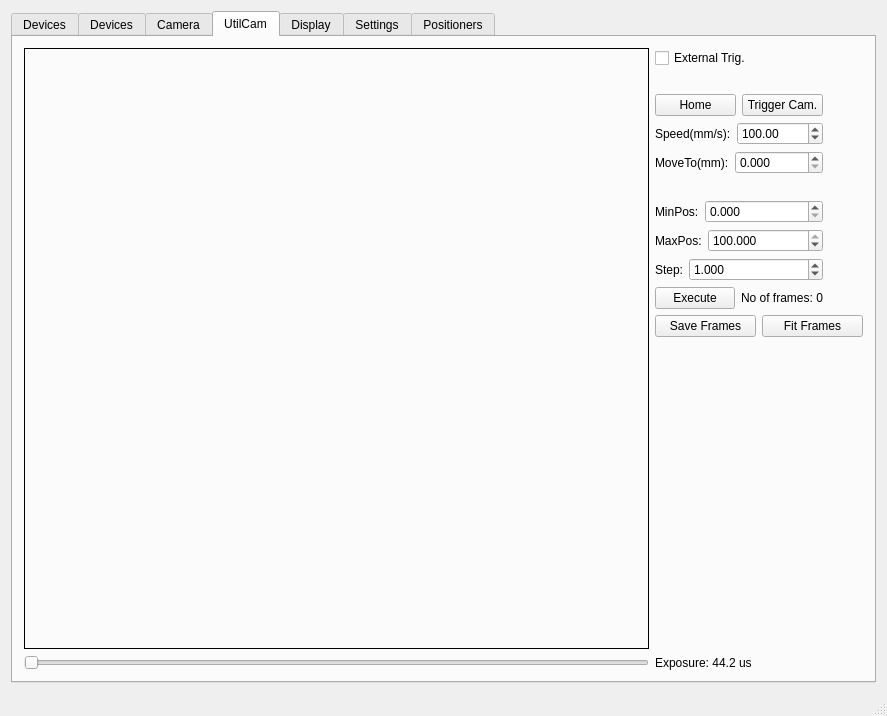
mvxe/MLA-CS, file GUI/mainwindow.ui: the form before one commit.
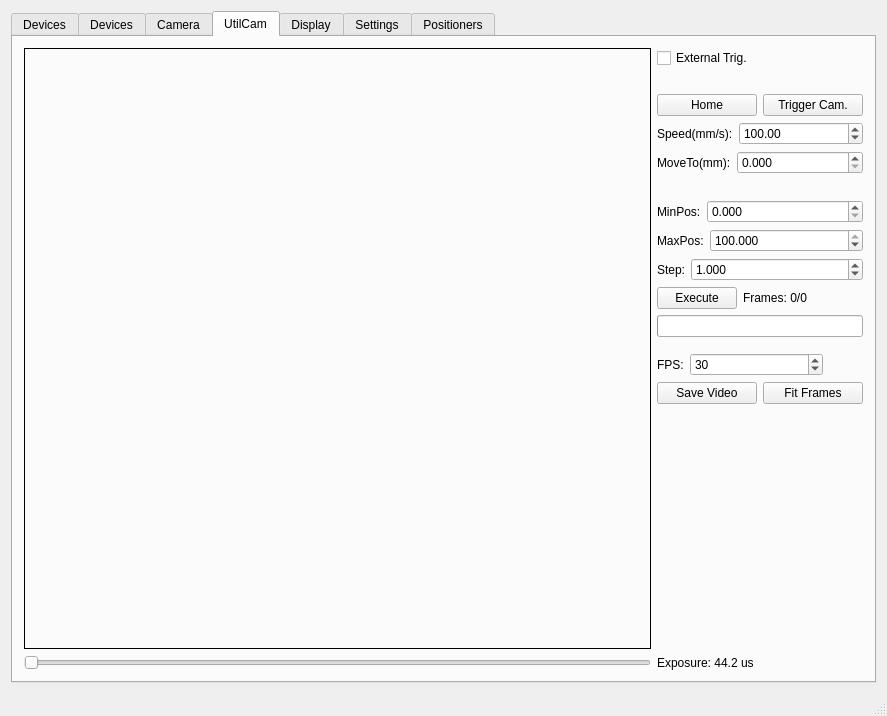
The form after the commit. The open tabs and pages were chosen to show the change. Icons and pictures are not drawn. Custom widgets are drawn as their Qt base class.

What changed in the file:
```diff
--- a/GUI/mainwindow.ui
+++ b/GUI/mainwindow.ui
@@ -848,22 +848,6 @@
               </property>
              </widget>
             </item>
-            <item>
-             <spacer name="horizontalSpacer_8">
-              <property name="orientation">
-               <enum>Qt::Horizontal</enum>
-              </property>
-              <property name="sizeType">
-               <enum>QSizePolicy::Minimum</enum>
-              </property>
-              <property name="sizeHint" stdset="0">
-               <size>
-                <width>0</width>
-                <height>20</height>
-               </size>
-              </property>
-             </spacer>
-            </item>
            </layout>
           </item>
           <item>
@@ -901,22 +885,6 @@
               </property>
              </widget>
             </item>
-            <item>
-             <spacer name="horizontalSpacer_9">
-              <property name="orientation">
-               <enum>Qt::Horizontal</enum>
-              </property>
-              <property name="sizeType">
-               <enum>QSizePolicy::Minimum</enum>
-              </property>
-              <property name="sizeHint" stdset="0">
-               <size>
-                <width>40</width>
-                <height>20</height>
-               </size>
-              </property>
-             </spacer>
-            </item>
            </layout>
           </item>
           <item>
@@ -950,22 +918,6 @@
               </property>
              </widget>
             </item>
-            <item>
-             <spacer name="horizontalSpacer_10">
-              <property name="orientation">
-               <enum>Qt::Horizontal</enum>
-              </property>
-              <property name="sizeType">
-               <enum>QSizePolicy::Minimum</enum>
-              </property>
-              <property name="sizeHint" stdset="0">
-               <size>
-                <width>40</width>
-                <height>20</height>
-               </size>
-              </property>
-             </spacer>
-            </item>
            </layout>
           </item>
           <item>
@@ -996,22 +948,6 @@
               </property>
              </widget>
             </item>
-            <item>
-             <spacer name="horizontalSpacer_11">
-              <property name="orientation">
-               <enum>Qt::Horizontal</enum>
-              </property>
-              <property name="sizeType">
-               <enum>QSizePolicy::Minimum</enum>
-              </property>
-              <property name="sizeHint" stdset="0">
-               <size>
-                <width>40</width>
-                <height>20</height>
-               </size>
-              </property>
-             </spacer>
-            </item>
            </layout>
           </item>
           <item>
@@ -1058,22 +994,6 @@
               </property>
              </widget>
             </item>
-            <item>
-             <spacer name="horizontalSpacer_12">
-              <property name="orientation">
-               <enum>Qt::Horizontal</enum>
-              </property>
-              <property name="sizeType">
-               <enum>QSizePolicy::Maximum</enum>
-              </property>
-              <property name="sizeHint" stdset="0">
-               <size>
-                <width>40</width>
-                <height>20</height>
-               </size>
-              </property>
-             </spacer>
-            </item>
            </layout>
           </item>
           <item>
@@ -1107,22 +1027,6 @@
               </property>
              </widget>
             </item>
-            <item>
-             <spacer name="horizontalSpacer_13">
-              <property name="orientation">
-               <enum>Qt::Horizontal</enum>
-              </property>
-              <property name="sizeType">
-               <enum>QSizePolicy::Maximum</enum>
-              </property>
-              <property name="sizeHint" stdset="0">
-               <size>
-                <width>40</width>
-                <height>20</height>
-               </size>
-              </property>
-             </spacer>
-            </item>
            </layout>
           </item>
           <item>
@@ -1159,22 +1063,6 @@
               </property>
              </widget>
             </item>
-            <item>
-             <spacer name="horizontalSpacer_14">
-              <property name="orientation">
-               <enum>Qt::Horizontal</enum>
-              </property>
-              <property name="sizeType">
-               <enum>QSizePolicy::Maximum</enum>
-              </property>
-              <property name="sizeHint" stdset="0">
-               <size>
-                <width>40</width>
-                <height>20</height>
-               </size>
-              </property>
-             </spacer>
-            </item>
            </layout>
           </item>
           <item>
@@ -1197,13 +1085,68 @@
                 <verstretch>0</verstretch>
                </sizepolicy>
               </property>
+              <property name="minimumSize">
+               <size>
+                <width>120</width>
+                <height>0</height>
+               </size>
+              </property>
               <property name="text">
-               <string>No of frames: 0</string>
+               <string>Frames: 0/0</string>
               </property>
              </widget>
             </item>
+           </layout>
+          </item>
+          <item>
+           <widget class="QProgressBar" name="progressBar">
+            <property name="sizePolicy">
+             <sizepolicy hsizetype="Minimum" vsizetype="Fixed">
+              <horstretch>0</horstretch>
+              <verstretch>0</verstretch>
+             </sizepolicy>
+            </property>
+            <property name="value">
+             <number>0</number>
+            </property>
+            <property name="format">
+             <string/>
+            </property>
+           </widget>
+          </item>
+          <item>
+           <layout class="QHBoxLayout" name="horizontalLayout_13">
+            <property name="topMargin">
+             <number>10</number>
+            </property>
             <item>
-             <spacer name="horizontalSpacer_15">
+             <widget class="QLabel" name="label_27">
+              <property name="sizePolicy">
+               <sizepolicy hsizetype="Maximum" vsizetype="Preferred">
+                <horstretch>0</horstretch>
+                <verstretch>0</verstretch>
+               </sizepolicy>
+              </property>
+              <property name="text">
+               <string>FPS:</string>
+              </property>
+             </widget>
+            </item>
+            <item>
+             <widget class="QSpinBox" name="spinBox">
+              <property name="minimum">
+               <number>1</number>
+              </property>
+              <property name="maximum">
+               <number>10000</number>
+              </property>
+              <property name="value">
+               <number>30</number>
+              </property>
+             </widget>
+            </item>
+            <item>
+             <spacer name="horizontalSpacer_8">
               <property name="orientation">
                <enum>Qt::Horizontal</enum>
               </property>
@@ -1228,7 +1171,7 @@
             <item>
              <widget class="QPushButton" name="pushButton_4">
               <property name="text">
-               <string>Save Frames</string>
+               <string>Save Video</string>
               </property>
              </widget>
             </item>
```
